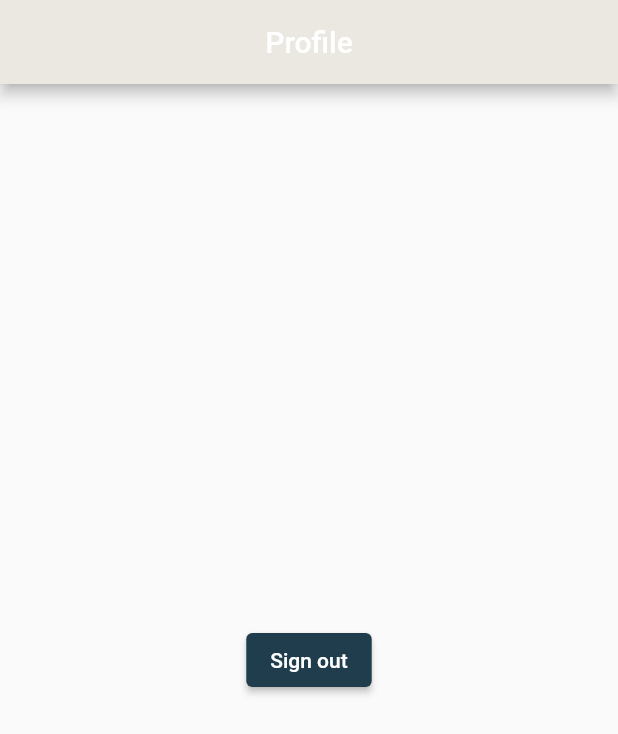
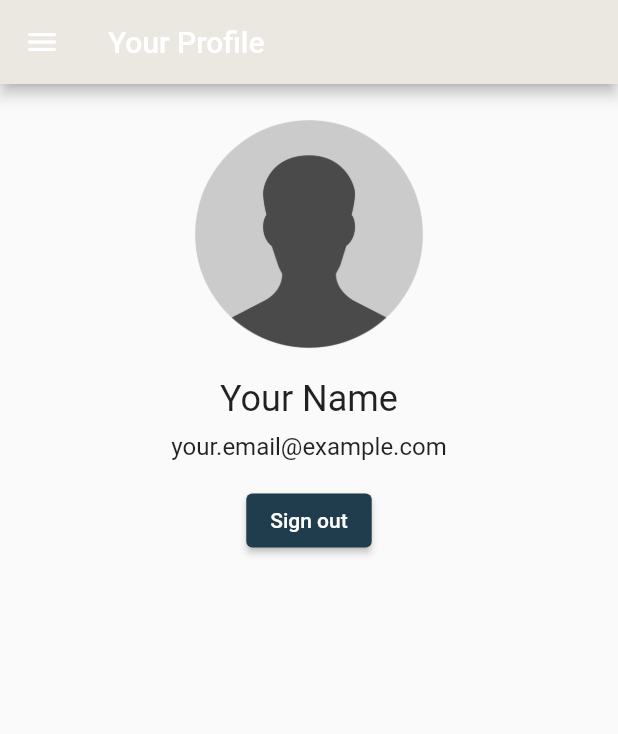
Before and after one commit to MalekGhazal/flutter_project, a Flutter app: the screen it shows once a user with an empty profile is signed in, on a phone screen of 412 x 824 dp. Shown: the top 734 px of the screen. Run offline on Flutter 3.47's test engine with Material 2 defaults, Android fonts, the phone set to English and light mode, and no system bars; our stand-ins replace firebase_auth, firebase_core, font_awesome_flutter, google_sign_in; accounts and stored records are empty; generated files the repository leaves out were written again.

Commit message:
Reworked profile screen + moved to screens + added image placeholder

```diff
--- a/lib/login/login_check.dart
+++ b/lib/login/login_check.dart
@@ -1,8 +1,7 @@
 import 'package:flutter/material.dart';
 import 'package:flutter_project/login/login.dart';
-import 'package:flutter_project/profile/profile.dart';
+import 'package:flutter_project/screens/profile_screen.dart';
 import 'package:flutter_project/services/authentication.dart';
-
 
 class LoginCheck extends StatelessWidget {
   const LoginCheck({super.key});
--- a/lib/profile/profile.dart
+++ /dev/null
@@ -1,25 +0,0 @@
-import 'package:flutter/material.dart';
-import 'package:flutter_project/services/authentication.dart';
-
-
-class ProfileScreen extends StatelessWidget {
-  const ProfileScreen({super.key});
-
-  @override
-  Widget build(BuildContext context) {
-    return Scaffold(
-        appBar: AppBar(
-          centerTitle: true,
-          automaticallyImplyLeading: false,
-          title: const Text("Profile"),
-        ),
-        body: Center(
-          child: ElevatedButton(
-                  onPressed: () async {
-                    await AuthService().signOut();
-                  },
-                  child: const Text("Sign out"))
-        )
-      );
-  }
-}
--- a/lib/screens/profile_screen.dart
+++ b/lib/screens/profile_screen.dart
@@ -1,5 +1,6 @@
 import 'package:flutter/material.dart';
 import 'package:flutter_project/widgets/drawer.dart';
+import 'package:flutter_project/services/authentication.dart';
 
 class ProfileScreen extends StatelessWidget {
   const ProfileScreen({Key? key}) : super(key: key);
@@ -10,13 +11,13 @@ class ProfileScreen extends StatelessWidget {
       appBar: AppBar(
         title: const Text('Your Profile'),
       ),
-      drawer: const TodoDrawer(),
-      body: const Align(
+      drawer: const TodoDrawer(), // Remove the 'const' keyword
+      body: Align(
         alignment: Alignment.topCenter,
         child: Column(
           mainAxisAlignment: MainAxisAlignment.start,
           children: <Widget>[
-            Padding(
+            const Padding(
               padding: EdgeInsets.only(top: 20.0),
               child: CircleAvatar(
                 radius: 80.0,
@@ -24,15 +25,24 @@ class ProfileScreen extends StatelessWidget {
                 backgroundImage: AssetImage('images/ProfilePlaceholder.png'),
               ),
             ),
-            SizedBox(height: 16.0),
-            Text(
+            const SizedBox(height: 16.0),
+            const Text(
               'Your Name',
               style: TextStyle(fontSize: 24.0),
             ),
-            SizedBox(height: 8.0),
-            Text(
+            const SizedBox(height: 8.0),
+            const Text(
               'your.email@example.com',
               style: TextStyle(fontSize: 16.0),
+            ),
+            const SizedBox(
+              height: 16.0,
+            ), // Add some spacing between the text and button
+            ElevatedButton(
+              onPressed: () async {
+                await AuthService().signOut();
+              },
+              child: const Text("Sign out"),
             ),
           ],
         ),
--- a/pubspec.yaml
+++ b/pubspec.yaml
@@ -63,9 +63,8 @@ flutter:
   uses-material-design: true
 
   # To add assets to your application, add an assets section, like this:
-  # assets:
-  #   - images/a_dot_burr.jpeg
-  #   - images/a_dot_ham.jpeg
+  assets:
+    - images/ProfilePlaceholder.png
 
   # An image asset can refer to one or more resolution-specific "variants", see
   # https://flutter.dev/assets-and-images/#resolution-aware
```
Also changed, not shown: images/ProfilePlaceholder.png (added), 4 other files.
